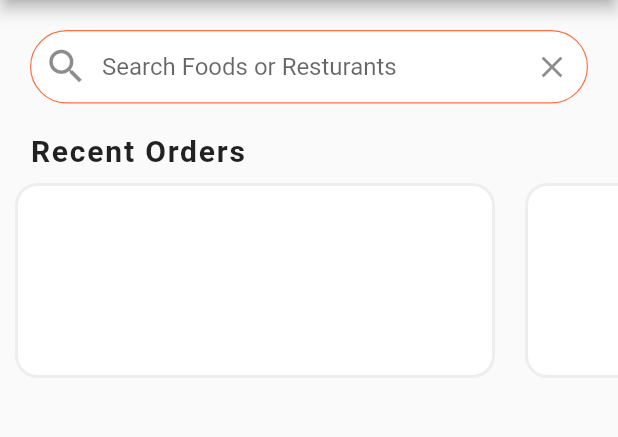
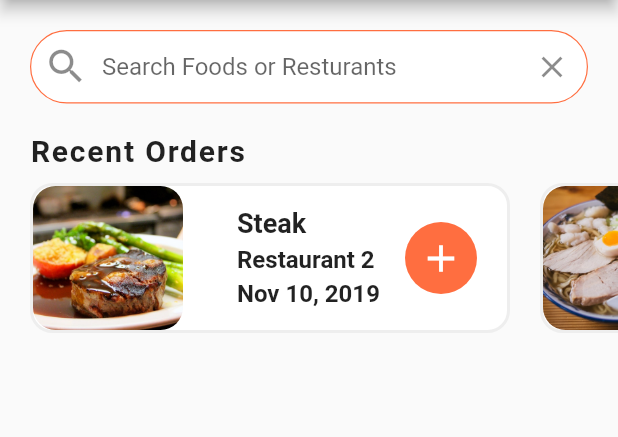
Before and after one commit to NdegwaJulius/food-delivery-UI, a Flutter app: the screen it shows after launch, on a phone screen of 412 x 824 dp, the part 84-521 px from its top. Run offline on Flutter 3.47's test engine with Material 2 defaults, Android fonts, the phone set to English and light mode, and no system bars.

Commit message:
Completed Recent Orders UI

```diff
--- a/lib/widgets/recent_orders.dart
+++ b/lib/widgets/recent_orders.dart
@@ -14,6 +14,81 @@ class RecentOrders extends StatelessWidget {
           width: 2.0,
           color: (Colors.grey[200])!,
         ),
+      ),
+      child: Row(
+        mainAxisAlignment: MainAxisAlignment.spaceBetween,
+        children: <Widget>[
+          Expanded(
+            child: Row(
+              children: [
+                ClipRRect(
+                  borderRadius: BorderRadius.circular(15.0),
+                  child: Image(
+                    height: 100.0,
+                    width: 100.0,
+                    fit: BoxFit.cover,
+                    image: AssetImage(order.food.imageUrl),
+                  ),
+                ),
+              ],
+            ),
+          ),
+          Expanded(
+            child: Container(
+              margin: EdgeInsets.all(12.0),
+              child: Column(
+                mainAxisAlignment: MainAxisAlignment.center,
+                crossAxisAlignment: CrossAxisAlignment.start,
+                children: <Widget>[
+                  Text(
+                    order.food.name,
+                    style: TextStyle(
+                      fontSize: 18.0,
+                      fontWeight: FontWeight.bold,
+                    ),
+                    overflow: TextOverflow.ellipsis,
+                  ),
+                  SizedBox(
+                    height: 4.0,
+                  ),
+                  Text(
+                    order.restaurant.name,
+                    style: TextStyle(
+                      fontSize: 16.0,
+                      fontWeight: FontWeight.w600,
+                    ),
+                    overflow: TextOverflow.ellipsis,
+                  ),
+                  SizedBox(
+                    height: 4.0,
+                  ),
+                  Text(
+                    order.date,
+                    style: TextStyle(
+                      fontSize: 16.0,
+                      fontWeight: FontWeight.w600,
+                    ),
+                    overflow: TextOverflow.ellipsis,
+                  )
+                ],
+              ),
+            ),
+          ),
+          Container(
+            margin: EdgeInsets.only(right: 20.0),
+            width: 48.0,
+            decoration: BoxDecoration(
+              color: Theme.of(context).primaryColor,
+              borderRadius: BorderRadius.circular(30.0),
+            ),
+            child: IconButton(
+              icon: Icon(Icons.add),
+              iconSize: 30.0,
+              color: Colors.white,
+              onPressed: () {},
+            ),
+          ),
+        ],
       ),
     );
   }
@@ -37,9 +112,12 @@ class RecentOrders extends StatelessWidget {
           ),
         ),
         Container(
-          height: 150.0,
+          height: 120.0,
+
           //color: Colors.deepOrangeAccent,
           child: ListView.builder(
+            padding: EdgeInsets.only(left: 10.0),
+            physics: BouncingScrollPhysics(),
             scrollDirection: Axis.horizontal,
             itemCount: currentUser.orders.length,
             itemBuilder: (BuildContext context, int index) {
--- a/pubspec.yaml
+++ b/pubspec.yaml
@@ -60,8 +60,8 @@ flutter:
   uses-material-design: true
 
   # To add assets to your application, add an assets section, like this:
-  # assets:
-  #   - images/a_dot_burr.jpeg
+  assets:
+    - assets/images/
   #   - images/a_dot_ham.jpeg
 
   # An image asset can refer to one or more resolution-specific "variants", see
```
